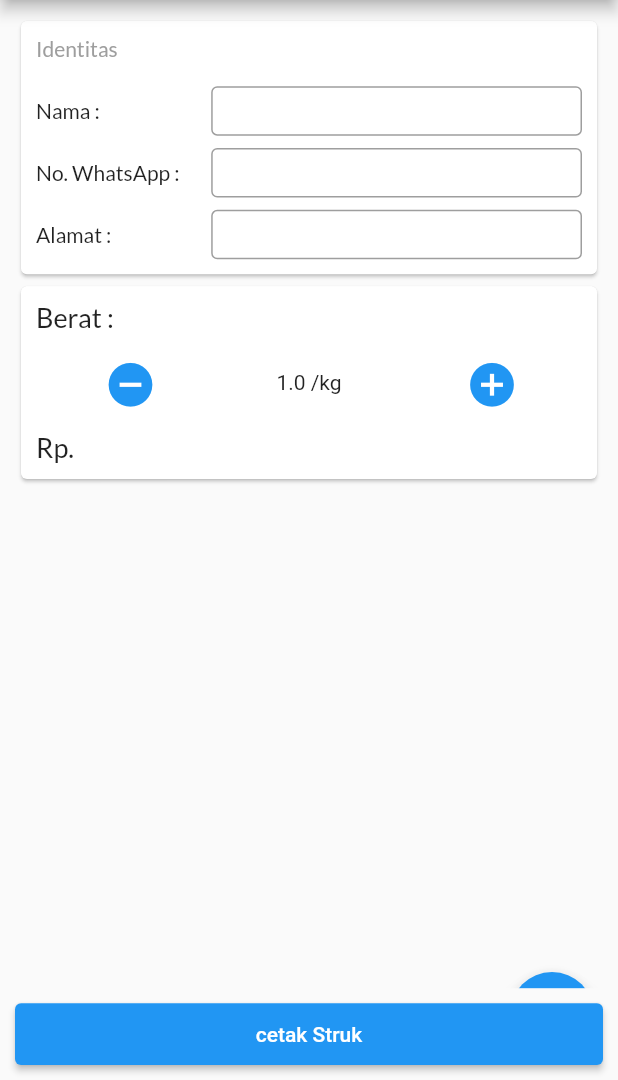
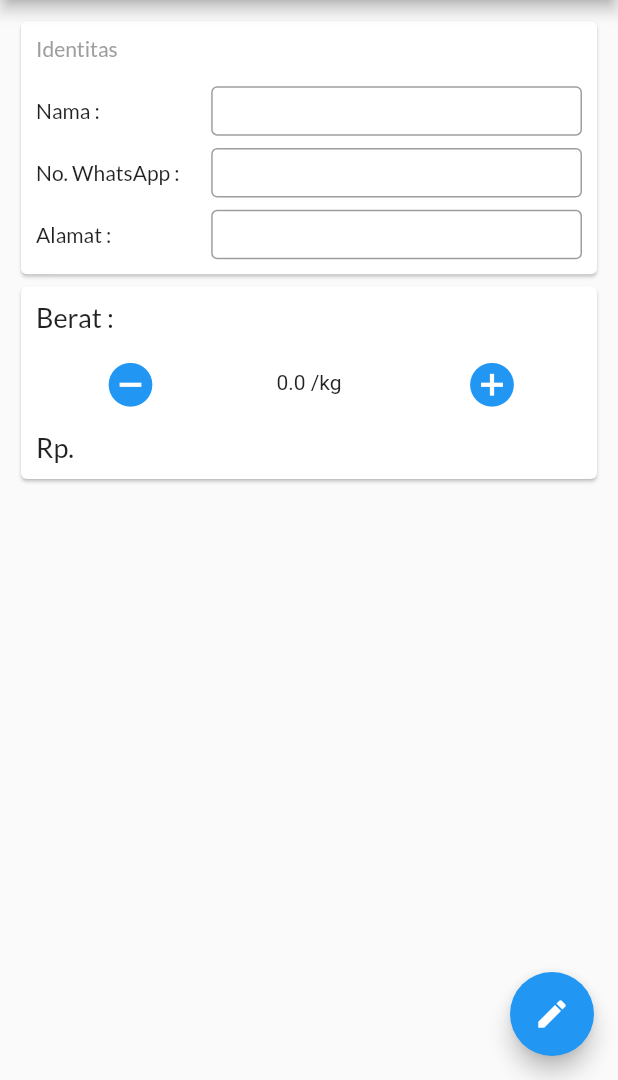
Before and after one commit to ManusiaLimanam/laundryy, a Flutter app: the screen it shows after launch, after a tap on the "remove circle" icon, on a phone screen of 412 x 824 dp, the part 156-1236 px from its top. Run offline on Flutter 3.47's test engine with Material 2 defaults, Android fonts, the phone set to English and light mode, and no system bars; our stand-ins replace google_fonts, hive, hive_flutter, image_picker; accounts and stored records are empty.

Commit message:
fixing code

```diff
--- a/laundry/lib/main.dart
+++ b/laundry/lib/main.dart
@@ -1,9 +1,20 @@
 import 'package:flutter/material.dart';
-import 'package:laundry/page/cucisetrika/cucisetrika.dart';
-import 'package:laundry/page/cucisetrika/test.dart';
+import 'package:hive_flutter/hive_flutter.dart';
+import 'package:laundry/page/cucisetrika/tambahancucisetrika.dart';
+import 'package:path_provider/path_provider.dart' as path_provider;
 
-void main() {
-  runApp(const MyApp());
+import 'page/class/adapter.dart';
+import 'page/class/card_model.dart';
+import 'page/cucisetrika/cucisetrika.dart';
+
+void main() async {
+  WidgetsFlutterBinding.ensureInitialized();
+  final appDocumentDirectory =
+      await path_provider.getApplicationDocumentsDirectory();
+  Hive.init(appDocumentDirectory.path);
+  Hive.registerAdapter(CardModelAdapter());
+  await Hive.openBox<CardModel>('cards');
+  runApp(MyApp());
 }
 
 class MyApp extends StatelessWidget {
@@ -12,9 +23,7 @@ class MyApp extends StatelessWidget {
   @override
   Widget build(BuildContext context) {
     return MaterialApp(
-      home:
-          // test(),
-          cuciSetrika(),
+      home: cuciSetrika(),
     );
   }
 }
--- a/laundry/lib/page/class/manageberat.dart
+++ b/laundry/lib/page/class/manageberat.dart
@@ -1,13 +1,18 @@
 class BeratManager {
-  double berat = 1.0;
+  double berat = 0.0;
+  double harga = 0.0;
 
   void tambahBerat() {
     berat += 1.0;
   }
 
   void kurangiBerat() {
-    if (berat > 1.0) {
+    if (berat > 0.0) {
       berat -= 1.0;
     }
   }
+
+  void editHarga(double newHarga) {
+    harga = newHarga;
+  }
 }
--- a/laundry/lib/page/cucisetrika/cucisetrika.dart
+++ b/laundry/lib/page/cucisetrika/cucisetrika.dart
@@ -14,7 +14,7 @@ class _cuciSetrikaState extends State<cuciSetrika>
   @override
   void initState() {
     super.initState();
-    _tabController = TabController(length: 3, vsync: this);
+    _tabController = TabController(length: 2, vsync: this);
   }
 
   @override
@@ -46,17 +46,17 @@ class _cuciSetrikaState extends State<cuciSetrika>
           tambahanCS()
         ],
       ),
-      bottomSheet: Padding(
-        padding: const EdgeInsets.all(10),
-        child: SizedBox(
-          height: MediaQuery.of(context).size.height * 0.05,
-          width: MediaQuery.of(context).size.width,
-          child: ElevatedButton(
-            onPressed: () {},
-            child: Text("cetak Struk"),
-          ),
-        ),
-      ),
+      // bottomSheet: Padding(
+      //   padding: const EdgeInsets.all(10),
+      //   child: SizedBox(
+      //     height: MediaQuery.of(context).size.height * 0.05,
+      //     width: MediaQuery.of(context).size.width,
+      //     child: ElevatedButton(
+      //       onPressed: () {},
+      //       child: Text("cetak Struk"),
+      //     ),
+      //   ),
+      // ),
     );
   }
 }
--- a/laundry/lib/page/cucisetrika/cucisetrikapage.dart
+++ b/laundry/lib/page/cucisetrika/cucisetrikapage.dart
@@ -11,6 +11,7 @@ class CuciSetrikaPage extends StatefulWidget {
 
 class _CuciSetrikaPageState extends State<CuciSetrikaPage> {
   BeratManager beratManager = BeratManager();
+  int _pilihanWaktu = 1;
 
   void tambahBerat() {
     setState(() {
@@ -33,7 +34,9 @@ class _CuciSetrikaPageState extends State<CuciSetrikaPage> {
           Icons.edit,
         ),
       ),
-      body: Padding(
+      body: SingleChildScrollView(
+        physics: BouncingScrollPhysics(),
+        child: Padding(
           padding: const EdgeInsets.all(10),
           child: Column(
             children: [
@@ -165,6 +168,7 @@ class _CuciSetrikaPageState extends State<CuciSetrikaPage> {
             ],
           ),
         ),
+      ),
     );
   }
 }
```
Also changed, not shown: laundry/lib/page/class/adapter.dart (added, +24 -0 lines), laundry/lib/page/class/card_model.dart (added, +15 -0 lines), laundry/lib/page/class/harga_model.dart (added, +11 -0 lines), laundry/lib/page/cucisetrika/tambahancucisetrika.dart (+70 -61 lines), laundry/pubspec.yaml (+7 -2 lines), laundry/assets/images/10848381_2150-removebg-preview.png (added), laundry/assets/images/cuciSetrika.png (added), laundry/assets/images/ironing.png (added), laundry/assets/images/laundry.png (added), laundry/assets/images/washing-machine.png (added), laundry/pubspec.lock. Lines whose indentation alone changed are shown as unchanged.
